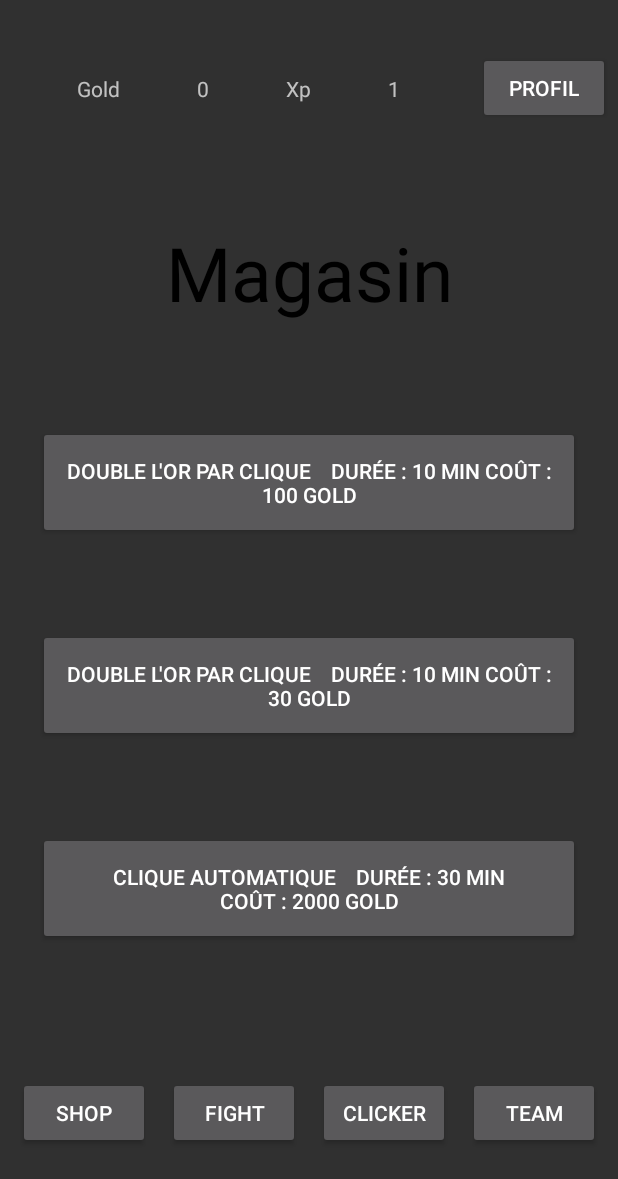
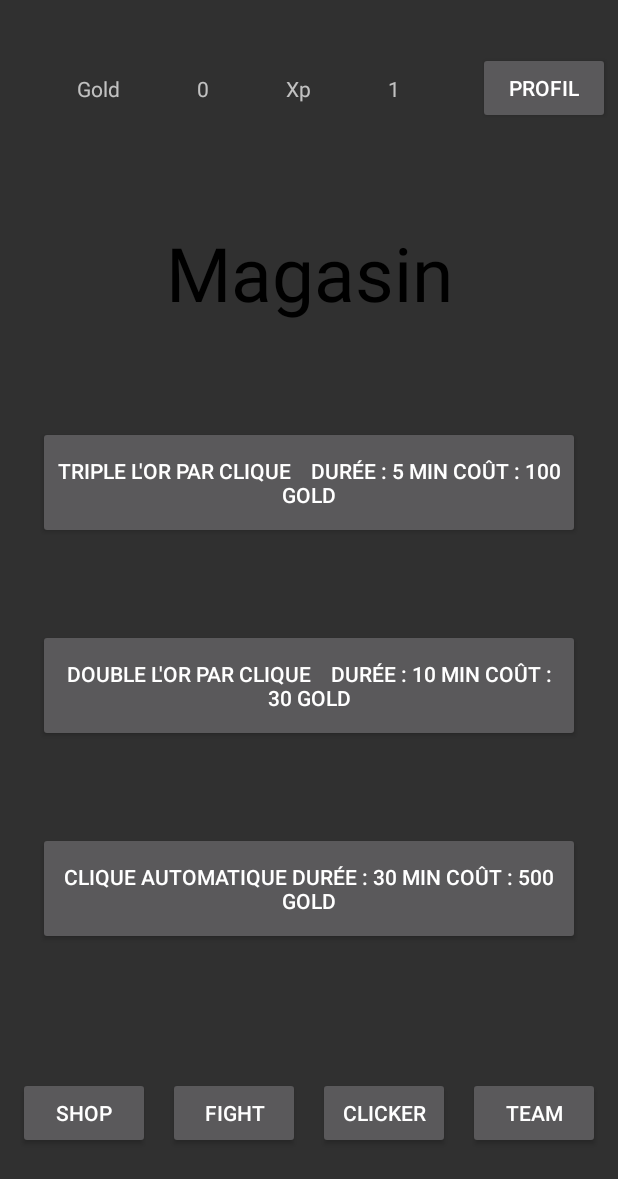
Before and after one commit to Akane277353/tp-clicker-sama, an Android app: the screen it shows after launch (MainActivity), after a tap on "SHOP", on a phone screen of 412 x 824 dp. Shown: the top 1179 px of the screen. Run offline under Robolectric (Android 15) with nearby library versions, the phone set to English and light mode, and no system bars.

Commit message:
re modif dif

```diff
--- a/TP/app/src/main/java/com/example/tp/Fragments/Shop.kt
+++ b/TP/app/src/main/java/com/example/tp/Fragments/Shop.kt
@@ -26,12 +26,13 @@ class Shop( var context: MainActivity) : Fragment() {
         }
 
         //Quand le bouton est cliqué, appel la fonction pour triplé l'or gagné
-        view.findViewById<Button>(R.id.tripleOr).text ="Double l'or par clique    Durée : 10 min Coût : "+  (1000 * context.multi/10).toString() +" Gold"
+        view.findViewById<Button>(R.id.tripleOr).text ="Triple l'or par clique    Durée : 5 min Coût : "+  (1000 * context.multi/10).toString() +" Gold"
         view.findViewById<Button>(R.id.tripleOr).setOnClickListener {
             context.tripleOr()
         }
 
         //Quand le bouton est cliqué, appel la fonction pour cliquer automatiquement
+        view.findViewById<Button>(R.id.cliqueAuto).text ="Clique automatique Durée : 30 min Coût : "+  (5000 * context.multi/10).toString() +" Gold"
         view.findViewById<Button>(R.id.cliqueAuto).setOnClickListener {
             context.cliqueAuto()
         }
--- a/TP/app/src/main/java/com/example/tp/MainActivity.kt
+++ b/TP/app/src/main/java/com/example/tp/MainActivity.kt
@@ -144,10 +144,10 @@ class MainActivity : AppCompatActivity(), SensorEventListener {
     /*Fonction utilisé dans le shop qui permet d'avoir un clique automatique (le joueur n'as
     pas besoin d'appuyer sur le bouton pour gagner des gold)*/
     fun cliqueAuto(){
-        if (player.gold >= 2000){
+        if (player.gold >= 2000*multi/10){
             val liveData: MutableLiveData<String> = MutableLiveData()
             val customCountDownTimer = Timer(liveData, 0, player)
-            player.gold = player.gold - 2000
+            player.gold = player.gold - 2000*multi/10
             customCountDownTimer.start(1800) //Epoch timestamp
             customCountDownTimer.mutableLiveData.observe(this, Observer { counterState ->
                 counterState?.let {
```
